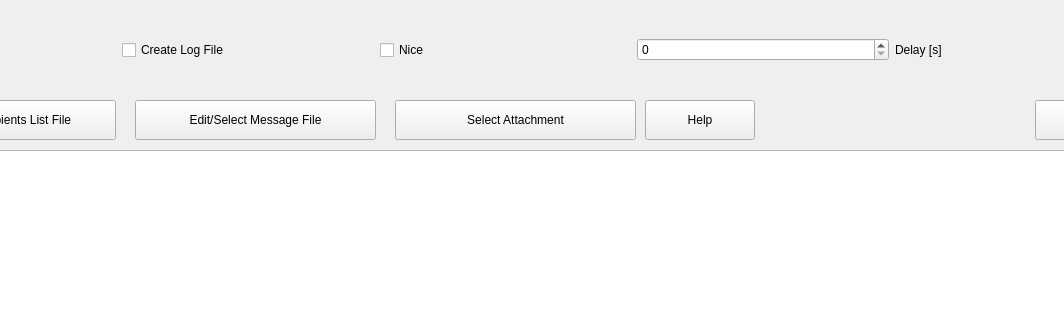
Old version of the form bmgui_layout.ui in the repository wernerjoss/bulkmail; both pictures show x 145 to 1209 and y 0 to 320 of the 1297 by 897 pixel window.
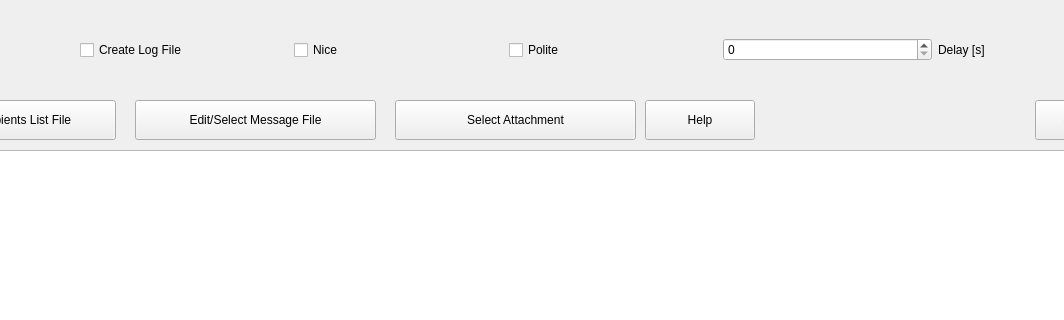
New version of the form.

Commit message: add Option -p to bmgui.py

Patch:
```diff
--- a/bmgui_layout.ui
+++ b/bmgui_layout.ui
@@ -45,6 +45,13 @@
        </property>
       </widget>
      </item>
+     <item>
+      <widget class="QCheckBox" name="checkBox_4">
+       <property name="text">
+        <string>Polite</string>
+       </property>
+      </widget>
+     </item>
      <item>
       <widget class="QSpinBox" name="spinBox"/>
      </item>
```
The commit also changes 2 other files.
